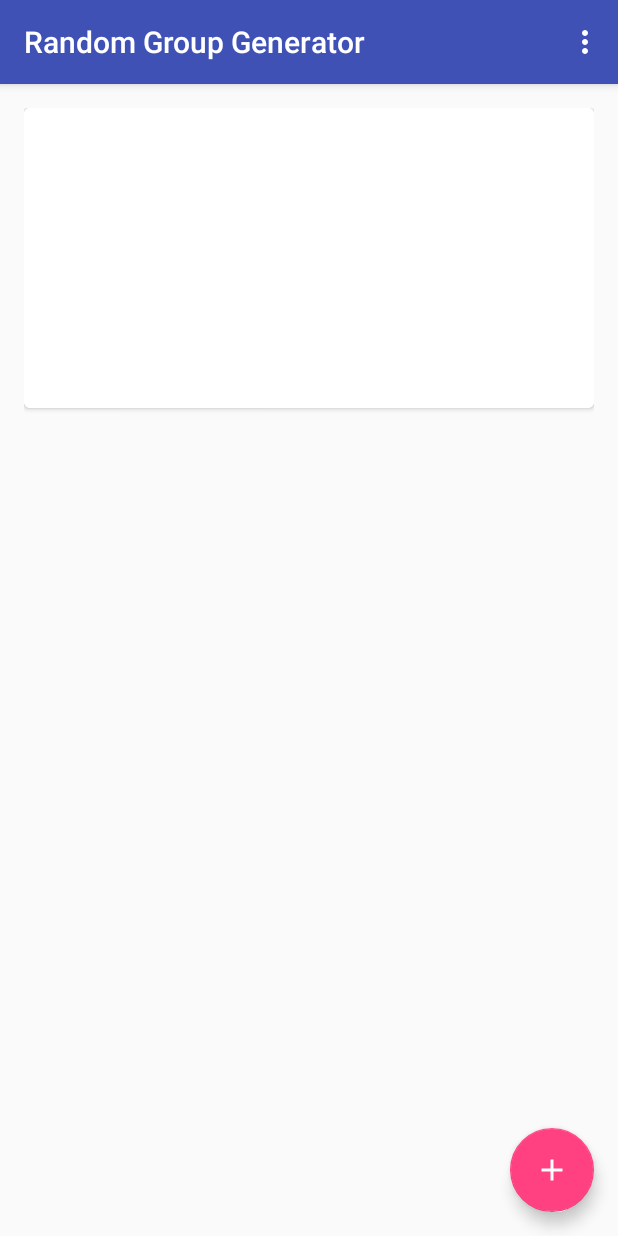
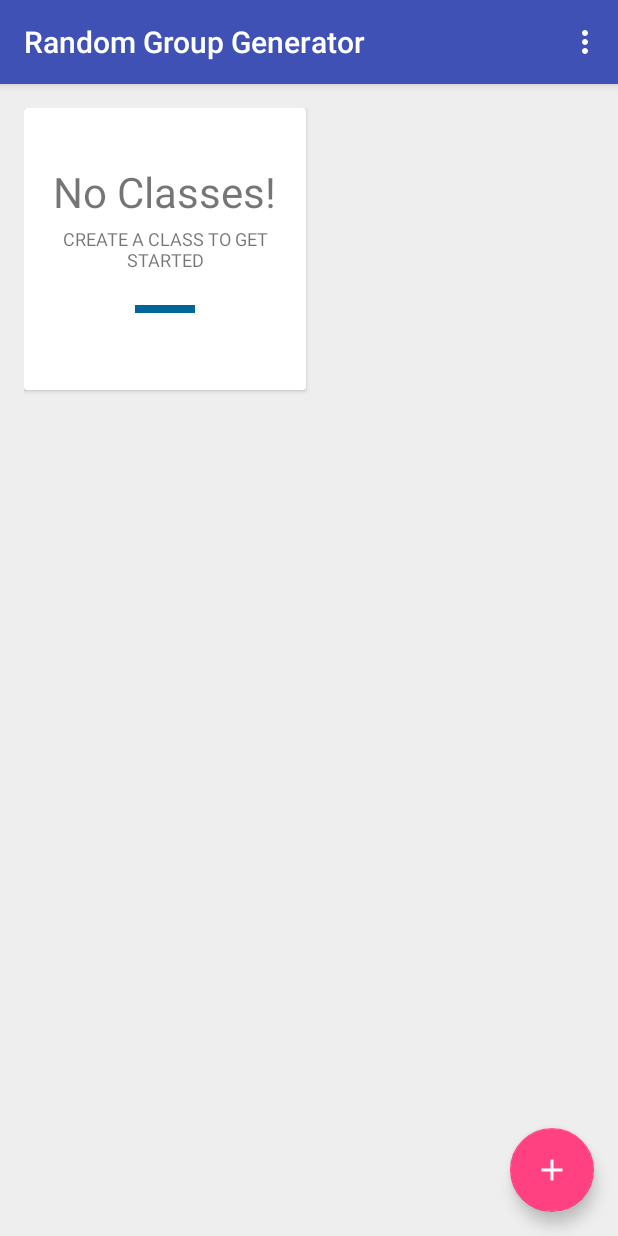
Before and after one commit to Lard4/Class_Grouper, an Android app: the screen it shows after launch (MainActivity), on a phone screen of 412 x 824 dp. Run offline under Robolectric (Android 15) with nearby library versions, the phone set to English and light mode, and no system bars; libraries missing offline, so code that uses them is left out: com.mikepenz.google_material_typeface_library, com.mikepenz.materialdrawer; 8 statements that could not run were skipped.

Commit message:
Major UI Cleanup && Functionality

```diff
--- a/app/build.gradle
+++ b/app/build.gradle
@@ -28,4 +28,5 @@ dependencies {
     compile('com.mikepenz:materialdrawer:4.5.1@aar') {
         transitive = true
     }
+    compile 'com.mikepenz:google-material-typeface:2.2.0.1@aar'
 }
--- a/app/src/main/java/com/dirinc/classgrouper/MainActivity.java
+++ b/app/src/main/java/com/dirinc/classgrouper/MainActivity.java
@@ -3,18 +3,23 @@ package com.dirinc.classgrouper;
 import android.content.DialogInterface;
 import android.content.Intent;
 import android.content.SharedPreferences;
+import android.graphics.Color;
 import android.os.Bundle;
 import android.support.design.widget.FloatingActionButton;
-import android.support.design.widget.Snackbar;
-import android.support.v7.app.ActionBar;
 import android.support.v7.app.AlertDialog;
 import android.support.v7.app.AppCompatActivity;
+import android.support.v7.widget.CardView;
 import android.support.v7.widget.Toolbar;
 import android.util.Log;
 import android.view.View;
 import android.view.Menu;
 import android.view.MenuItem;
+import android.widget.ImageView;
+import android.widget.TextView;
 
+import com.mikepenz.google_material_typeface_library.GoogleMaterial;
+import com.mikepenz.materialdrawer.AccountHeader;
+import com.mikepenz.materialdrawer.AccountHeaderBuilder;
 import com.mikepenz.materialdrawer.Drawer;
 import com.mikepenz.materialdrawer.DrawerBuilder;
 import com.mikepenz.materialdrawer.model.DividerDrawerItem;
@@ -22,31 +27,49 @@ import com.mikepenz.materialdrawer.model.PrimaryDrawerItem;
 import com.mikepenz.materialdrawer.model.SecondaryDrawerItem;
 import com.mikepenz.materialdrawer.model.interfaces.IDrawerItem;
 
+import java.io.File;
 import java.util.HashMap;
 
 public class MainActivity extends AppCompatActivity {
 
-    private HashMap <Integer , Integer> classes = new HashMap<>();
+    private HashMap <Integer, String> classOne = new HashMap<>();
 
     private SharedPreferences sharedPreferences;
+    private SharedPreferences sharedPreferencesClassOne;
+    private SharedPreferences.Editor editor;
+
     private Toolbar toolbar;
+    private TextView classOneTitle;
+    private TextView classOneStudentCount;
+    private ImageView classOneColor;
 
     private static final String SHARED_PREFS = "shared_preferences";
+    private static final String SHARED_PREFS_CLASS1 = "class1";
+
+    private String[] files;
 
     @Override
     protected void onCreate(Bundle savedInstanceState) {
         super.onCreate(savedInstanceState);
         setContentView(R.layout.activity_main);
 
+        sharedPreferences = getSharedPreferences(SHARED_PREFS, 0);
+        sharedPreferencesClassOne = getSharedPreferences(SHARED_PREFS_CLASS1,0);
+
         // Init toolbar
         toolbar = (Toolbar) findViewById(R.id.toolbar);
         setSupportActionBar(toolbar);
 
         // Init drawer
-        new DrawerBuilder().withActivity(this).build();
+        new DrawerBuilder()
+                .withActivity(this)
+                .withActionBarDrawerToggle(true)
+                .build();
         setupDrawer();
 
-        sharedPreferences = getSharedPreferences(SHARED_PREFS, 0);
+        classOneTitle = (TextView) findViewById(R.id.class1_title);
+        classOneStudentCount = (TextView) findViewById(R.id.class1_student_count);
+        classOneColor = (ImageView) findViewById(R.id.class1_color);
 
         FloatingActionButton fab = (FloatingActionButton) findViewById(R.id.fab);
         fab.setOnClickListener(new View.OnClickListener() {
@@ -56,14 +79,25 @@ public class MainActivity extends AppCompatActivity {
             }
         });
 
+        CardView classOne = (CardView) findViewById(R.id.class1);
+        classOne.setOnClickListener(new View.OnClickListener() {
+            @Override
+            public void onClick(View view) {
+                switchActivities("CreateClass");
+            }
+        });
+
+        files = fileList();
+
         boolean userIsNew = sharedPreferences.getBoolean("userIsNew", false);
 
         // TODO: Tutorial
-        // if (userIsNew);
 
-        SharedPreferences.Editor editor = sharedPreferences.edit();
+        editor = sharedPreferences.edit();
         editor.putBoolean("userIsNew", false);
         editor.apply();
+
+        createCards();
     }
 
     @Override
@@ -84,37 +118,56 @@ public class MainActivity extends AppCompatActivity {
     }
 
     public void setupDrawer() {
-        //if you want to update the items at a later time it is recommended to keep it in a variable
-        PrimaryDrawerItem item1 = new PrimaryDrawerItem().withName("Class 1");
-        PrimaryDrawerItem item2 = new PrimaryDrawerItem().withName("Class 2");
+        PrimaryDrawerItem homeDrawer = new PrimaryDrawerItem()
+                .withName("Home")
+                .withIcon(GoogleMaterial.Icon.gmd_home);
 
-        //create the drawer and remember the `Drawer` result object
+        PrimaryDrawerItem classesDrawer = new PrimaryDrawerItem()
+                .withName("All Classes")
+                .withTextColor(Color.parseColor("#9E9E9E"));
+
+        SecondaryDrawerItem classOneDrawer = new SecondaryDrawerItem()
+                .withName(getClassName(1))
+                .withIcon(R.drawable.class_ic_png);
+
+        // TODO: Class 2
+
+        PrimaryDrawerItem settingsDrawer = new PrimaryDrawerItem()
+                .withName("Settings")
+                .withIcon(GoogleMaterial.Icon.gmd_settings);
+
+        DividerDrawerItem dividerDrawer = new DividerDrawerItem();
+
+        AccountHeader headerResult = new AccountHeaderBuilder()
+                .withActivity(this)
+                .withHeaderBackground(R.drawable.classroom)
+                .build();
+
         Drawer result = new DrawerBuilder()
                 .withActivity(this)
                 .withToolbar(toolbar)
+                .withActionBarDrawerToggle(true)
+                .withAccountHeader(headerResult)
                 .addDrawerItems(
-                        item1,
-                        item2,
-                        new DividerDrawerItem(),
-                        new SecondaryDrawerItem().withName("Settings")
+                        homeDrawer,
+                        dividerDrawer,
+                        classesDrawer,
+                        classOneDrawer,
+                        // TODO: Class 2
+                        dividerDrawer,
+                        settingsDrawer
                 )
                 .withOnDrawerItemClickListener(new Drawer.OnDrawerItemClickListener() {
                     @Override
                     public boolean onItemClick(View view, int position, IDrawerItem drawerItem) {
                         Log.d("DRAWER", "Clicked: " + position);
                         switch (position) {
-                            // Class 1
+                            // Home
                             case 0:
                                 break;
 
-                            // Class 2
-                            case 1:
-                                break;
-
-                            // 3 does not exist, it is a divider
-
                             // Settings
-                            case 3:
+                            case 6:
                                 switchActivities("SettingsActivity");
                                 break;
                         }
@@ -122,6 +175,28 @@ public class MainActivity extends AppCompatActivity {
                     }
                 })
                 .build();
+    }
+
+    public void createCards() {
+        if (sharedPreferences.contains("class1")) {
+            classOneTitle.setText(
+                    getClassName(1)
+            );
+            //classOneStudentCount.setText(
+            //      getStudentCount()
+            //);
+        }
+
+        // TODO: Class 2
+    }
+
+    public String getClassName(int whichClass) {
+        if (sharedPreferences.contains("class" + whichClass)) {
+            return sharedPreferences.getString("class" + whichClass, "");
+        }
+        else {
+            return "No Classes!";
+        }
     }
 
     public void switchActivities(String newActivity) {
@@ -142,10 +217,6 @@ public class MainActivity extends AppCompatActivity {
         }
     }
 
-    public void generateGroups(int nClass, int nGroups) {
-
-    }
-
     public void showAlertDialog(String title, String message,
                                 String positiveButton, String negativeButton) {
         AlertDialog.Builder dialog = new AlertDialog.Builder(this);
@@ -161,4 +232,32 @@ public class MainActivity extends AppCompatActivity {
                     }
                 }).show();
     }
+
+    public int getNumberOfClasses() {
+        int numberOfClasses = 0;
+        boolean hasClasses = true;
+
+        while (hasClasses) {
+            if (!getClassName(numberOfClasses).equals("No Classes!")) {
+                numberOfClasses++;
+            }
+            else {
+                hasClasses = false;
+            }
+        }
+        return numberOfClasses;
+    }
+/*
+    public HashMap getRoster(int whichClass) {
+        // if class exists
+        if (whichClass <= getNumberOfClasses()) {
+
+        }
+    }*/
+
+    @Override
+    protected void onResume() {
+        super.onResume();
+        createCards();
+    }
 }
--- a/app/src/main/res/layout/content_main.xml
+++ b/app/src/main/res/layout/content_main.xml
@@ -8,23 +8,48 @@
     android:paddingLeft="@dimen/activity_horizontal_margin"
     android:paddingRight="@dimen/activity_horizontal_margin"
     android:paddingTop="@dimen/activity_vertical_margin"
+    android:background="#FFEEEEEE"
     app:layout_behavior="@string/appbar_scrolling_view_behavior"
     tools:context="com.dirinc.classgrouper.MainActivity"
     tools:showIn="@layout/activity_main">
 
     <android.support.v7.widget.CardView
-        xmlns:card_view="http://schemas.android.com/apk/res-auto"
-        android:id="@+id/cardClass"
-        android:layout_gravity="center"
-        android:layout_width="400dp"
-        android:layout_height="200dp"
-        card_view:cardCornerRadius="4dp" >
+        android:id="@+id/class1"
+        android:layout_width="188dp"
+        android:layout_height="188dp"
+        android:layout_alignParentTop="true"
+        android:layout_alignParentStart="true">
 
         <TextView
-            android:id="@+id/cardClass_info"
-            android:background="@color/cardview_light_background"
-            android:layout_width="match_parent"
-            android:layout_height="match_parent" />
+            android:id="@+id/class1_title"
+            android:layout_width="wrap_content"
+            android:layout_height="wrap_content"
+            android:text="@string/no_classes"
+            android:gravity="center"
+            android:layout_gravity="center"
+            android:layout_marginBottom="38dp"
+            android:textSize="28sp"
+            />
+
+        <TextView
+            android:id="@+id/class1_student_count"
+            android:layout_width="wrap_content"
+            android:layout_height="wrap_content"
+            android:text="@string/no_classes_create_one"
+            android:gravity="center"
+            android:layout_gravity="center"
+            android:textSize="12sp"
+            />
+
+        <ImageView
+            android:id="@+id/class1_color"
+            android:layout_width="40dp"
+            android:layout_height="5dp"
+            android:layout_gravity="center"
+            android:layout_marginTop="40dp"
+            android:background="#FF006699"
+            />
+
     </android.support.v7.widget.CardView>
 
 </RelativeLayout>
--- a/app/src/main/res/values/strings.xml
+++ b/app/src/main/res/values/strings.xml
@@ -8,6 +8,9 @@
     <string name="title_activity_create_class">CreateClass</string>
     <string name="title_activity_delete_login">Sign in</string>
 
+    <string name="no_classes_create_one">CREATE A CLASS TO GET STARTED</string>
+    <string name="no_classes">No Classes!</string>
+
     <string name="create_class">Create Class</string>
     <string name="prompt_class_name">Class Name</string>
 </resources>
```
Also changed, not shown: app/src/main/java/com/dirinc/classgrouper/ClassInformation.java (added, +11 -0 lines), app/src/main/java/com/dirinc/classgrouper/CreateClass.java (+34 -9 lines), app/src/main/res/drawable-xxhdpi/class_ic_png.png (added), app/src/main/res/drawable-xxxhdpi/class_ic_png.png (added), app/src/main/res/drawable-xxxhdpi/classroom.png (added), app/src/main/res/drawable-xxxhdpi/main_header.png (added), 1 other file.
